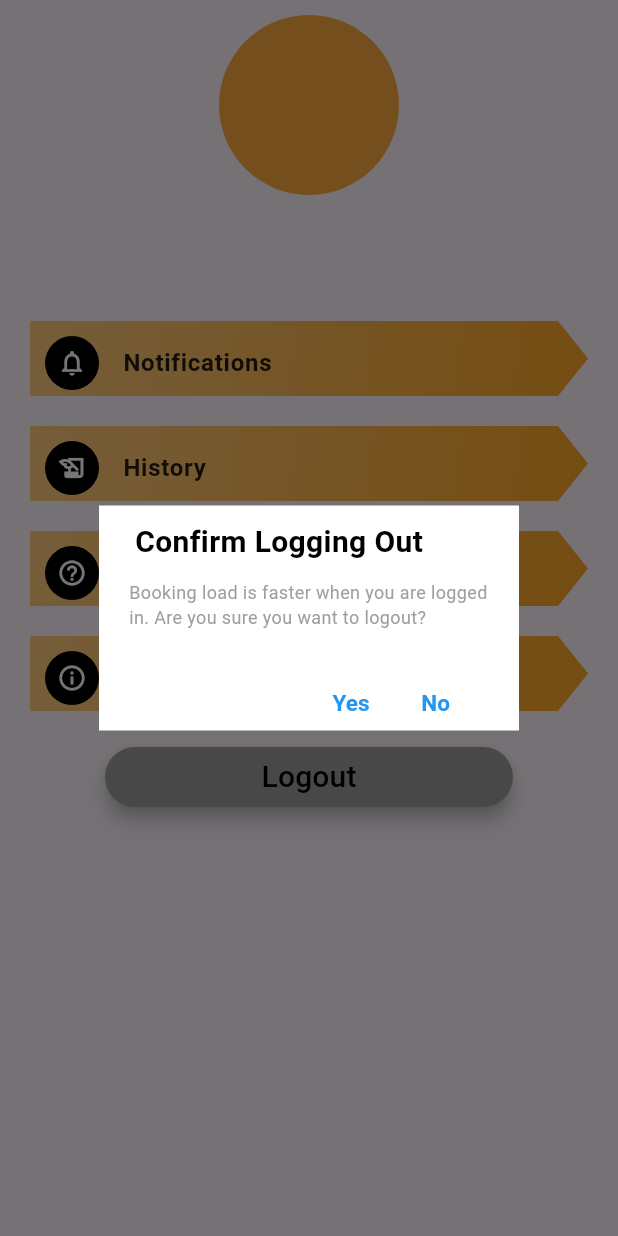
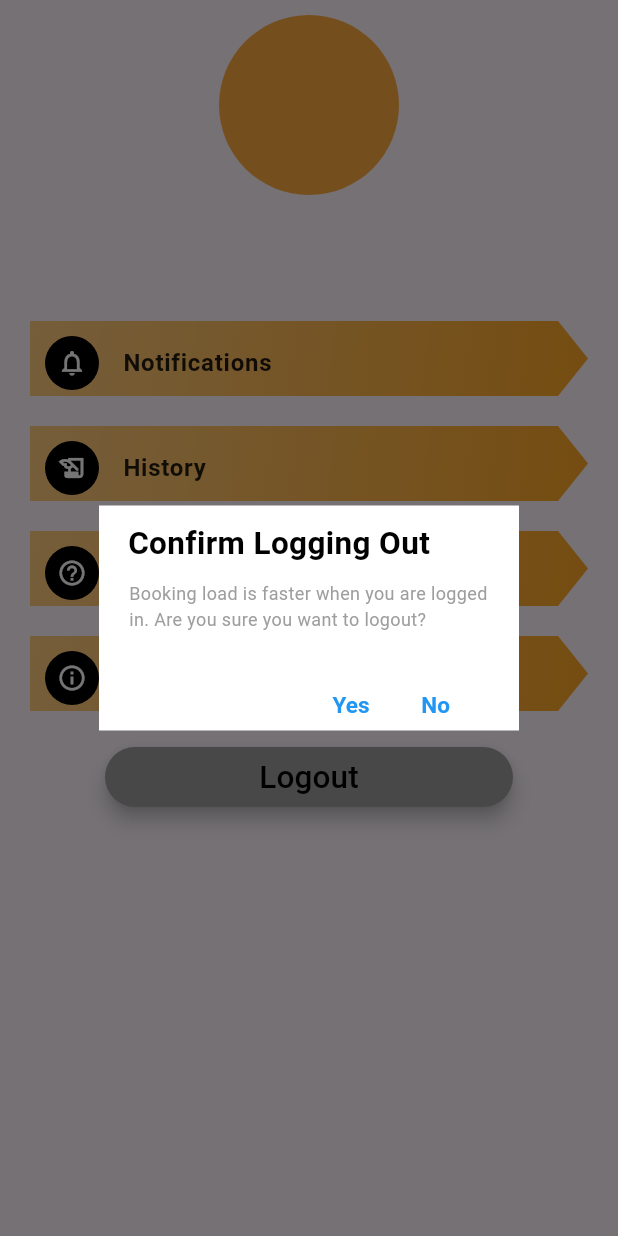
Before and after one commit to Chaitanyakasaragadda/transmaa_customer, a Flutter app: the Profile screen opened directly, after a tap on "Logout", on a phone screen of 412 x 824 dp. Run offline on Flutter 3.47's test engine with Material 3 defaults, Android fonts, the phone set to English and light mode, and no system bars; our stand-ins replace cloud_firestore, firebase_auth, firebase_core, firebase_storage, image_picker, pinput and 1 more; accounts and stored records are empty.

Commit message:
completed changes

```diff
--- a/lib/bottom_navigation_screens/fuel.dart
+++ b/lib/bottom_navigation_screens/fuel.dart
@@ -11,11 +11,9 @@ class _FuelState extends State<Fuel> {
   @override
   Widget build(BuildContext context) {
     return Scaffold(
-      appBar: AppBar(
-        title: Text('Fuel'),
-      ),
+
       body: Center(
-        child: Text('coming soon',style: TextStyle(fontSize: 16,fontWeight: FontWeight.bold),),
+        child: Text(' Fuel coming soon',style: TextStyle(fontSize: 16,fontWeight: FontWeight.bold),),
       ),
     );
   }
--- a/lib/bottom_navigation_screens/profile.dart
+++ b/lib/bottom_navigation_screens/profile.dart
@@ -184,7 +184,7 @@ class _ProfileState extends State<Profile> {
                                       child: Text(
                                         "Confirm Logging Out",
                                         style: TextStyle(
-                                          fontSize: 20,
+                                          fontSize: 21,
                                           color: Colors.black,
                                           fontWeight: FontWeight.bold,
                                         ),
@@ -255,7 +255,7 @@ class _ProfileState extends State<Profile> {
                       },
                       child: Text(
                         "Logout",
-                        style: TextStyle(color: Colors.black, fontSize: 20),
+                        style: TextStyle(color: Colors.black, fontSize: 21),
                       ),
                     ),
                   ),
```
Also changed, not shown: lib/truckbooking/my_form.dart (+29 -5 lines).
